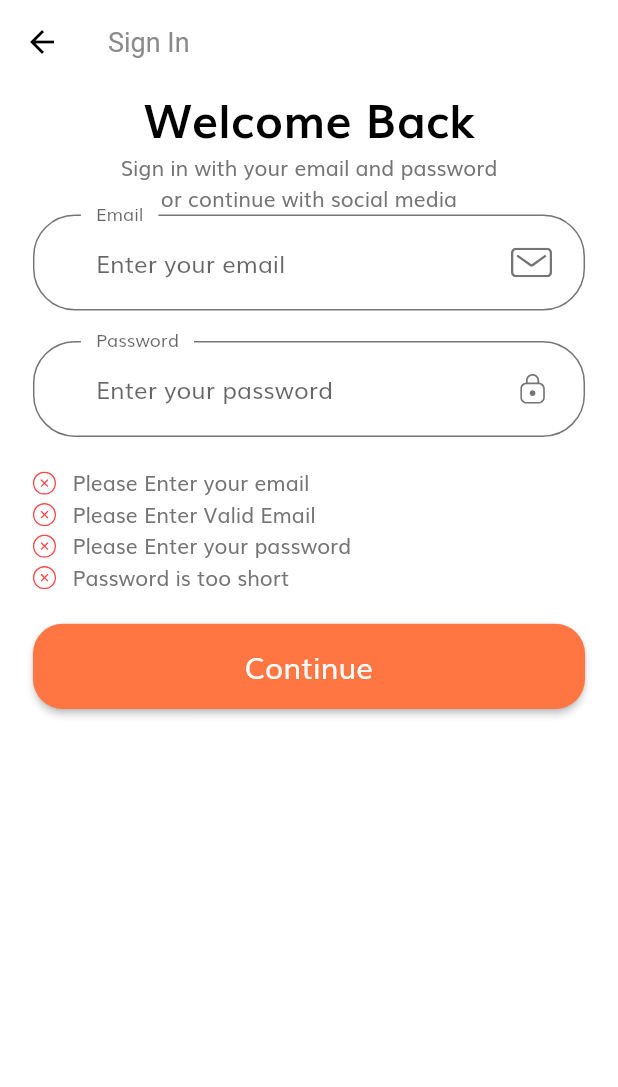
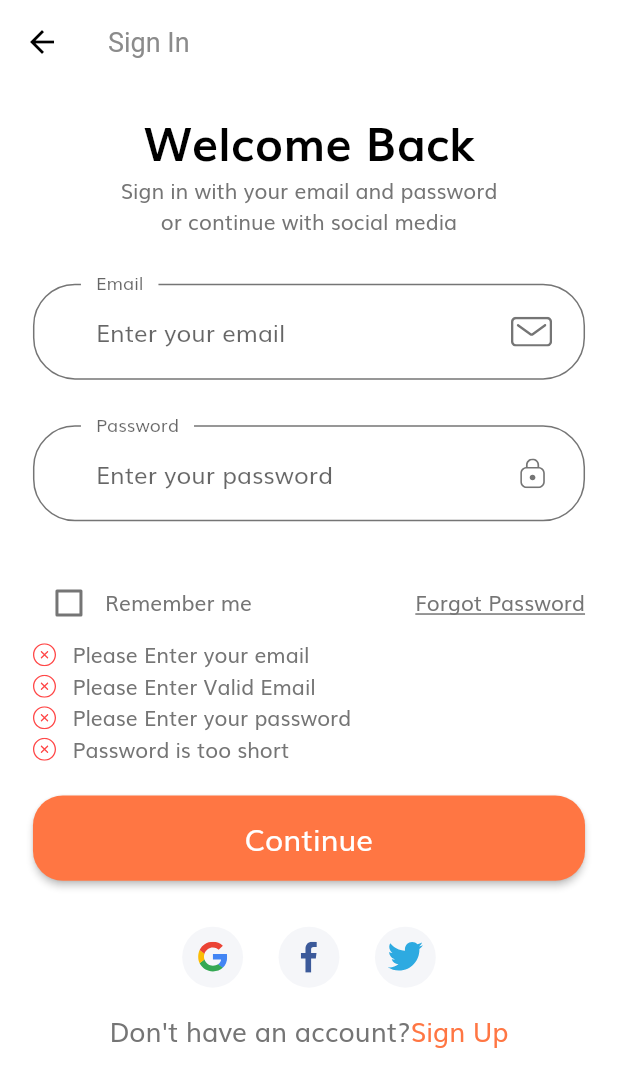
Before and after one commit to bensiu123/ecommerce-app, a Flutter app: the screen it shows after launch, after a tap on "Continue", on a phone screen of 412 x 824 dp. Shown: the top 1087 px of the screen. Run offline on Flutter 3.47's test engine with Material 2 defaults, Android fonts, the phone set to English and light mode, and no system bars; our stand-ins replace flutter_svg.

Commit message:
finished sign in screen

```diff
--- a/lib/main.dart
+++ b/lib/main.dart
@@ -1,8 +1,7 @@
-import 'routes.dart';
 import 'package:flutter/material.dart';
 
+import 'routes.dart';
 import 'screens/sign_in/sign_in.dart';
-import 'screens/splash/splash.dart';
 import 'theme.dart';
 
 void main() {
--- a/lib/screens/sign_in/sign_in.dart
+++ b/lib/screens/sign_in/sign_in.dart
@@ -1,10 +1,10 @@
 import 'package:flutter/material.dart';
+import 'package:flutter_svg/svg.dart';
 
 import '../../constants.dart';
-import '../../shared/default_button.dart';
-import '../../shared/form_error.dart';
-import '../../shared/input_suffix_icon.dart';
+import '../../shared/social_button.dart';
 import '../../size_config.dart';
+import 'sign_in_form.dart';
 
 class SignInScreen extends StatelessWidget {
   static String routeName = '/sign_in';
@@ -33,8 +33,13 @@ class Body extends StatelessWidget {
         child: Padding(
           padding:
               EdgeInsets.symmetric(horizontal: getProportionateScreenWidth(20)),
+          child: SingleChildScrollView(
+            keyboardDismissBehavior: ScrollViewKeyboardDismissBehavior.onDrag,
+            child: SizedBox(
+              height: SizeConfig.screenHeight * .8,
               child: Column(
                 children: [
+                  const Spacer(),
                   Text(
                     'Welcome Back',
                     style: TextStyle(
@@ -47,127 +52,55 @@ class Body extends StatelessWidget {
                     'Sign in with your email and password\nor continue with social media',
                     textAlign: TextAlign.center,
                   ),
-              const SignForm()
+                  const Spacer(
+                    flex: 2,
+                  ),
+                  const SignInForm(),
+                  const Spacer(
+                    flex: 2,
+                  ),
+                  Row(
+                    mainAxisAlignment: MainAxisAlignment.center,
+                    children: [
+                      SocialButton(
+                        icon: 'assets/icons/google-icon.svg',
+                        onPressed: () {},
+                      ),
+                      SocialButton(
+                        icon: 'assets/icons/facebook-2.svg',
+                        onPressed: () {},
+                      ),
+                      SocialButton(
+                        icon: 'assets/icons/twitter.svg',
+                        onPressed: () {},
+                      ),
                     ],
+                  ),
+                  const Spacer(),
+                  Row(
+                    mainAxisAlignment: MainAxisAlignment.center,
+                    children: [
+                      Text(
+                        'Don\'t have an account?',
+                        style: TextStyle(
+                            fontSize: getProportionateScreenWidth(16)),
+                      ),
+                      Text(
+                        'Sign Up',
+                        style: TextStyle(
+                          fontSize: getProportionateScreenWidth(16),
+                          color: kPrimaryColor,
+                        ),
+                      )
+                    ],
+                  ),
+                  const Spacer(),
+                ],
+              ),
+            ),
           ),
         ),
       ),
     );
   }
 }
-
-class SignForm extends StatefulWidget {
-  const SignForm({Key? key}) : super(key: key);
-
-  @override
-  State<SignForm> createState() => _SignFormState();
-}
-
-class _SignFormState extends State<SignForm> {
-  final _formKey = GlobalKey<FormState>();
-  String? email;
-  String? password;
-  final List<String> errors = [];
-
-  void _addError(bool condition, String error) {
-    if (condition && !errors.contains(error)) {
-      setState(() {
-        errors.add(error);
-      });
-    }
-  }
-
-  void _removeError(bool condition, String error) {
-    if (condition && errors.contains(error)) {
-      setState(() {
-        errors.remove(error);
-      });
-    }
-  }
-
-  @override
-  Widget build(BuildContext context) {
-    return Form(
-      key: _formKey,
-      child: Column(
-        children: [
-          buildEmailFormField(),
-          SizedBox(height: getProportionateScreenHeight(20)),
-          buildPasswordFormField(),
-          SizedBox(height: getProportionateScreenHeight(20)),
-          FormError(errors: errors),
-          SizedBox(height: getProportionateScreenHeight(20)),
-          DefaultButton(
-            label: 'Continue',
-            onPressed: () {
-              if (_formKey.currentState?.validate() ?? false) {
-                _formKey.currentState?.save();
-              }
-            },
-          )
-        ],
-      ),
-    );
-  }
-
-  TextFormField buildEmailFormField() {
-    return TextFormField(
-      keyboardType: TextInputType.emailAddress,
-      onSaved: (value) => email = value,
-      onChanged: (value) {
-        _removeError(value.isNotEmpty, kEmailNullError);
-        _removeError(
-          emailValidatorRegExp.hasMatch(value),
-          kInvalidEmailError,
-        );
-      },
-      validator: (value) {
-        if (value == null) {
-          _addError(true, kEmailNullError);
-          return null;
-        }
-        _addError(value.isEmpty, kEmailNullError);
-        _addError(
-          !emailValidatorRegExp.hasMatch(value),
-          kInvalidEmailError,
-        );
-        return null;
-      },
-      decoration: const InputDecoration(
-        labelText: 'Email',
-        hintText: 'Enter your email',
-        suffixIcon: InputSuffixIcon(
-          svgIcon: 'assets/icons/Mail.svg',
-        ),
-      ),
-    );
-  }
-
-  TextFormField buildPasswordFormField() {
-    return TextFormField(
-      keyboardType: TextInputType.visiblePassword,
-      onSaved: (value) => password = value,
-      onChanged: (value) {
-        _removeError(value.isNotEmpty, kPasswordNullError);
-        _removeError(value.length >= 8, kShortPasswordError);
-      },
-      validator: (value) {
-        if (value == null) {
-          _addError(true, kPasswordNullError);
-          return null;
-        }
-        _addError(value.isEmpty, kPasswordNullError);
-        _addError(value.length < 8, kShortPasswordError);
-        return null;
-      },
-      obscureText: true,
-      decoration: const InputDecoration(
-        labelText: 'Password',
-        hintText: 'Enter your password',
-        suffixIcon: InputSuffixIcon(
-          svgIcon: 'assets/icons/Lock.svg',
-        ),
-      ),
-    );
-  }
-}
--- /dev/null
+++ b/lib/screens/sign_in/sign_in_form.dart
@@ -0,0 +1,143 @@
+import 'package:flutter/material.dart';
+
+import '../../constants.dart';
+import '../../shared/default_button.dart';
+import '../../shared/form_error.dart';
+import '../../shared/input_suffix_icon.dart';
+import '../../size_config.dart';
+
+class SignInForm extends StatefulWidget {
+  const SignInForm({Key? key}) : super(key: key);
+
+  @override
+  State<SignInForm> createState() => _SignInFormState();
+}
+
+class _SignInFormState extends State<SignInForm> {
+  final _formKey = GlobalKey<FormState>();
+  String? email;
+  String? password;
+  final List<String> errors = [];
+  bool rememberMe = false;
+
+  void _addError(bool condition, String error) {
+    if (condition && !errors.contains(error)) {
+      setState(() {
+        errors.add(error);
+      });
+    }
+  }
+
+  void _removeError(bool condition, String error) {
+    if (condition && errors.contains(error)) {
+      setState(() {
+        errors.remove(error);
+      });
+    }
+  }
+
+  @override
+  Widget build(BuildContext context) {
+    return Form(
+      key: _formKey,
+      child: Column(
+        children: [
+          buildEmailFormField(),
+          SizedBox(height: getProportionateScreenHeight(30)),
+          buildPasswordFormField(),
+          SizedBox(height: getProportionateScreenHeight(30)),
+          Row(
+            children: [
+              Checkbox(
+                value: rememberMe,
+                activeColor: kPrimaryColor,
+                onChanged: (value) {
+                  setState(() {
+                    rememberMe = value ?? false;
+                  });
+                },
+              ),
+              const Text('Remember me'),
+              const Spacer(),
+              const Text(
+                'Forgot Password',
+                style: TextStyle(decoration: TextDecoration.underline),
+              ),
+            ],
+          ),
+          FormError(errors: errors),
+          SizedBox(height: getProportionateScreenHeight(20)),
+          DefaultButton(
+            label: 'Continue',
+            onPressed: () {
+              if (_formKey.currentState?.validate() ?? false) {
+                _formKey.currentState?.save();
+              }
+            },
+          )
+        ],
+      ),
+    );
+  }
+
+  TextFormField buildEmailFormField() {
+    return TextFormField(
+      keyboardType: TextInputType.emailAddress,
+      onSaved: (value) => email = value,
+      onChanged: (value) {
+        _removeError(value.isNotEmpty, kEmailNullError);
+        _removeError(
+          emailValidatorRegExp.hasMatch(value),
+          kInvalidEmailError,
+        );
+      },
+      validator: (value) {
+        if (value == null) {
+          _addError(true, kEmailNullError);
+          return null;
+        }
+        _addError(value.isEmpty, kEmailNullError);
+        _addError(
+          !emailValidatorRegExp.hasMatch(value),
+          kInvalidEmailError,
+        );
+        return null;
+      },
+      decoration: const InputDecoration(
+        labelText: 'Email',
+        hintText: 'Enter your email',
+        suffixIcon: InputSuffixIcon(
+          svgIcon: 'assets/icons/Mail.svg',
+        ),
+      ),
+    );
+  }
+
+  TextFormField buildPasswordFormField() {
+    return TextFormField(
+      keyboardType: TextInputType.visiblePassword,
+      onSaved: (value) => password = value,
+      onChanged: (value) {
+        _removeError(value.isNotEmpty, kPasswordNullError);
+        _removeError(value.length >= 8, kShortPasswordError);
+      },
+      validator: (value) {
+        if (value == null) {
+          _addError(true, kPasswordNullError);
+          return null;
+        }
+        _addError(value.isEmpty, kPasswordNullError);
+        _addError(value.length < 8, kShortPasswordError);
+        return null;
+      },
+      obscureText: true,
+      decoration: const InputDecoration(
+        labelText: 'Password',
+        hintText: 'Enter your password',
+        suffixIcon: InputSuffixIcon(
+          svgIcon: 'assets/icons/Lock.svg',
+        ),
+      ),
+    );
+  }
+}
--- /dev/null
+++ b/lib/shared/social_button.dart
@@ -0,0 +1,35 @@
+import 'package:flutter/material.dart';
+import 'package:flutter_svg/svg.dart';
+
+import '../../size_config.dart';
+
+class SocialButton extends StatelessWidget {
+  const SocialButton({
+    Key? key,
+    required this.icon,
+    required this.onPressed,
+  }) : super(key: key);
+
+  final String icon;
+  final void Function() onPressed;
+
+  @override
+  Widget build(BuildContext context) {
+    return GestureDetector(
+      onTap: onPressed,
+      child: Container(
+        margin: EdgeInsets.symmetric(
+          horizontal: getProportionateScreenHeight(10),
+        ),
+        padding: const EdgeInsets.all(10),
+        height: getProportionateScreenHeight(40),
+        width: getProportionateScreenWidth(40),
+        decoration: const BoxDecoration(
+          color: Color(0xFFF5F6F9),
+          shape: BoxShape.circle,
+        ),
+        child: SvgPicture.asset(icon),
+      ),
+    );
+  }
+}
```
Lines whose indentation alone changed are shown as unchanged.
